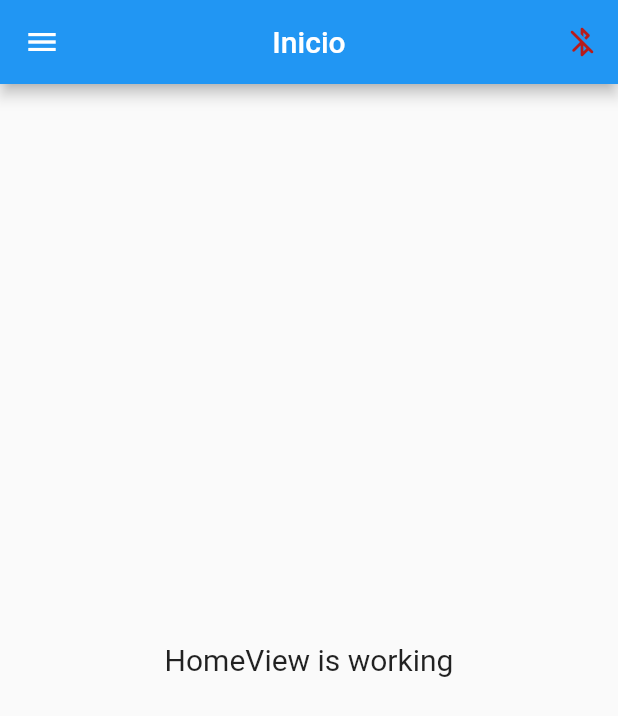
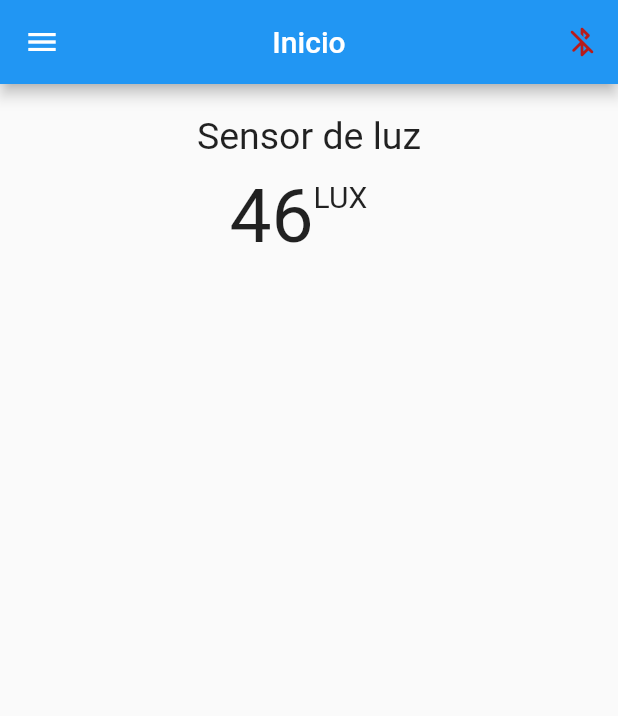
Before and after one commit to WilliBobadilla/flutterArduinoBT, a Flutter app: the screen it shows after launch, on a phone screen of 412 x 824 dp. Shown: the top 716 px of the screen. Run offline on Flutter 3.47's test engine with Material 2 defaults, Android fonts, the phone set to English and light mode, and no system bars; our stand-ins replace flutter_bluetooth_serial, get.

Commit message:
se agrega sensor de luz

```diff
--- a/lib/app/modules/home/views/home_view.dart
+++ b/lib/app/modules/home/views/home_view.dart
@@ -1,3 +1,5 @@
+import 'dart:ui';
+
 import 'package:flutter/material.dart';
 import 'package:flutter_arduino_b_t/app/widgets/action_bar.dart';
 import 'package:flutter_arduino_b_t/app/widgets/custom_drawer.dart';
@@ -17,11 +19,44 @@ class HomeView extends GetView<HomeController> {
         centerTitle: true,
       ),
       body: Center(
-        child: Text(
-          "HomeView is working",
-          style: TextStyle(fontSize: 20),
-        ),
-      ),
+          child: Column(
+        children: [
+          SizedBox(
+            height: 20.0,
+          ),
+          Text(
+            "Sensor de luz",
+            style: TextStyle(
+              fontSize: 25.0,
+            ),
+          ),
+          SizedBox(
+            height: 10.0,
+          ),
+          Row(
+            mainAxisAlignment: MainAxisAlignment.center,
+            children: [
+              Text(
+                "46",
+                style: TextStyle(
+                  fontSize: 50.0,
+                ),
+              ),
+              Container(
+                alignment: Alignment.topLeft,
+                height: 50.0,
+                width: 50.0,
+                child: Text(
+                  "LUX",
+                  style: TextStyle(
+                    fontSize: 20.0,
+                  ),
+                ),
+              )
+            ],
+          )
+        ],
+      )),
     );
   }
 }
```
